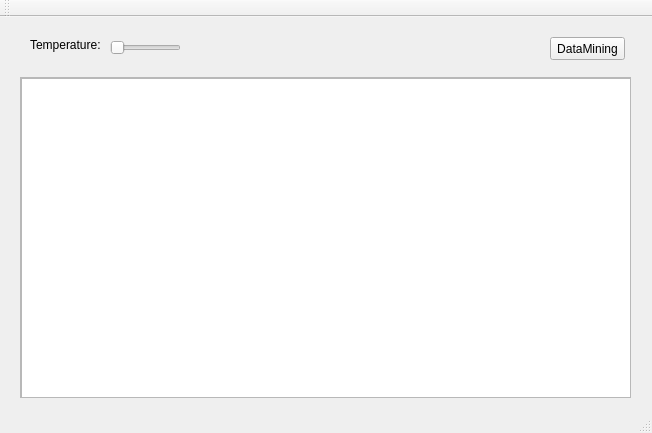
This is analyst.ui in ExiaEmbeddedProject/Analyst as Qt 5 draws it before an edit. The edited form follows.
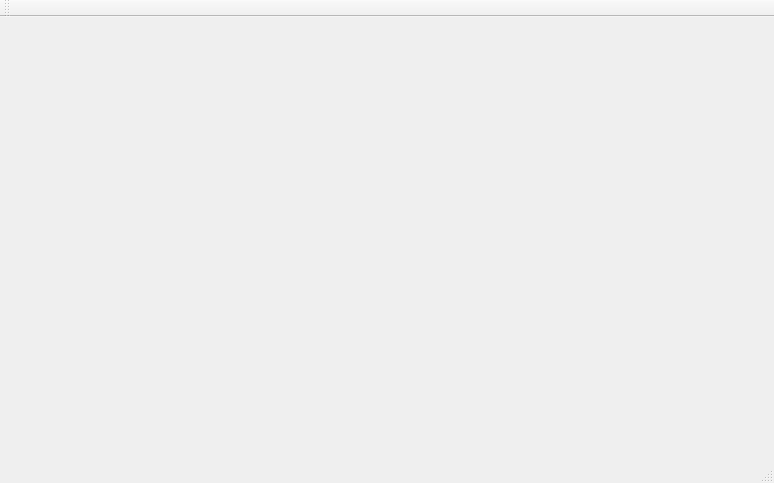
This is the edited form.

What changed in the file:
```diff
--- a/analyst.ui
+++ b/analyst.ui
@@ -6,87 +6,14 @@
    <rect>
     <x>0</x>
     <y>0</y>
-    <width>652</width>
-    <height>433</height>
+    <width>774</width>
+    <height>483</height>
    </rect>
   </property>
   <property name="windowTitle">
    <string>Analyst</string>
   </property>
-  <widget class="QWidget" name="centralWidget">
-   <widget class="QPushButton" name="commandLineButton">
-    <property name="geometry">
-     <rect>
-      <x>550</x>
-      <y>20</y>
-      <width>75</width>
-      <height>23</height>
-     </rect>
-    </property>
-    <property name="text">
-     <string>DataMining</string>
-    </property>
-   </widget>
-   <widget class="QScrollArea" name="scrollArea">
-    <property name="geometry">
-     <rect>
-      <x>20</x>
-      <y>60</y>
-      <width>611</width>
-      <height>321</height>
-     </rect>
-    </property>
-    <property name="widgetResizable">
-     <bool>true</bool>
-    </property>
-    <widget class="QWidget" name="scrollAreaWidgetContents">
-     <property name="geometry">
-      <rect>
-       <x>0</x>
-       <y>0</y>
-       <width>609</width>
-       <height>319</height>
-      </rect>
-     </property>
-     <widget class="QTableWidget" name="tableWidget">
-      <property name="geometry">
-       <rect>
-        <x>0</x>
-        <y>0</y>
-        <width>611</width>
-        <height>321</height>
-       </rect>
-      </property>
-     </widget>
-    </widget>
-   </widget>
-   <widget class="QLabel" name="label">
-    <property name="geometry">
-     <rect>
-      <x>30</x>
-      <y>20</y>
-      <width>71</width>
-      <height>16</height>
-     </rect>
-    </property>
-    <property name="text">
-     <string>Temperature:</string>
-    </property>
-   </widget>
-   <widget class="QSlider" name="horizontalSlider">
-    <property name="geometry">
-     <rect>
-      <x>110</x>
-      <y>20</y>
-      <width>71</width>
-      <height>22</height>
-     </rect>
-    </property>
-    <property name="orientation">
-     <enum>Qt::Horizontal</enum>
-    </property>
-   </widget>
-  </widget>
+  <widget class="QWidget" name="centralWidget"/>
   <widget class="QMenuBar" name="menuBar">
    <property name="geometry">
     <rect>
```
Left out of the diff: 2 changed lines with no effect on the pictures.
